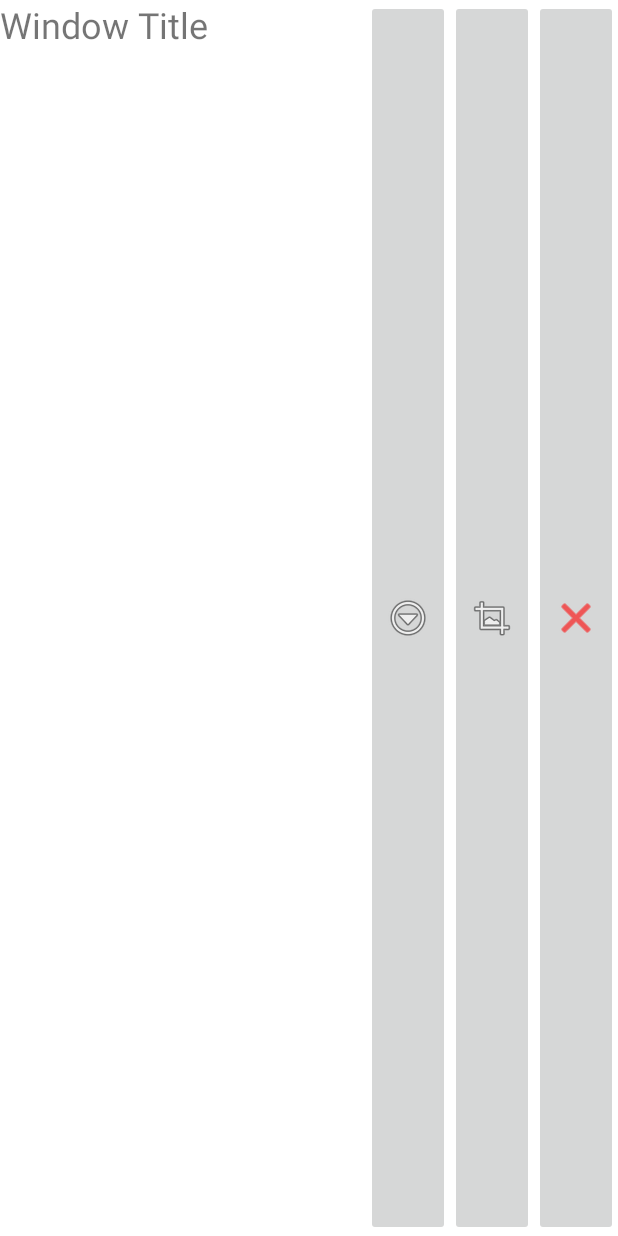
After one commit to mgood7123/Android-VST-Manager, an Android app: the layout titlebar_maximized.xml on its own in the app's theme, with its tools: preview values and no code run, on a phone screen of 412 x 824 dp. The commit adds this screen. Run offline under Robolectric (Android 15) with nearby library versions, the light colour scheme and no system bars.

Commit message:
window now has seperate titlebars for maximized and de-maximized states

```diff
--- a/VstCore/src/main/java/smallville7123/vstmanager/core/Views/WindowView.java
+++ b/VstCore/src/main/java/smallville7123/vstmanager/core/Views/WindowView.java
@@ -175,9 +175,9 @@ public class WindowView extends FrameLayout {
 
         titleBarContent = setupTitleBarContent(root);
         View titleBar = inflate(context, R.layout.titlebar, null);
+        View titleBar_maximized = inflate(context, R.layout.titlebar_maximized, null);
         titleBar.findViewById(R.id.maximize).setOnClickListener(v -> {
             ViewGroup.LayoutParams layoutParams = getLayoutParams();
-            if (!maximized) {
             savedX = getX();
             savedY = getY();
             savedWidth = layoutParams.width;
@@ -193,7 +193,10 @@ public class WindowView extends FrameLayout {
             setLayoutParams(layoutParams);
 
             maximized = true;
-            } else {
+            setTitleBar(titleBar_maximized);
+        });
+        titleBar_maximized.findViewById(R.id.restore).setOnClickListener(v -> {
+            ViewGroup.LayoutParams layoutParams = getLayoutParams();
             setX(savedX);
             setY(savedY);
 
@@ -202,7 +205,7 @@ public class WindowView extends FrameLayout {
             setLayoutParams(layoutParams);
 
             maximized = false;
-            }
+            setTitleBar(titleBar);
         });
         setTitleBar(titleBar);
         setWindowContent(root);
@@ -254,6 +257,9 @@ public class WindowView extends FrameLayout {
 
     private void setTitleBar(View titleBar) {
         titleBar.setBackgroundColor(Color.BLUE);
+        if (titleBarContent.getChildAt(0) != null) {
+            titleBarContent.removeViewAt(0);
+        }
         titleBarContent.addView(titleBar);
     }
 
--- /dev/null
+++ b/VstCore/src/main/res/layout/titlebar_maximized.xml
@@ -0,0 +1,55 @@
+<?xml version="1.0" encoding="utf-8"?>
+<androidx.constraintlayout.widget.ConstraintLayout xmlns:android="http://schemas.android.com/apk/res/android"
+    xmlns:app="http://schemas.android.com/apk/res-auto"
+    xmlns:tools="http://schemas.android.com/tools"
+    android:id="@+id/titleBar"
+    android:layout_width="match_parent"
+    android:layout_height="match_parent">
+
+    <TextView
+        android:id="@+id/textView"
+        android:layout_width="0dp"
+        android:layout_height="0dp"
+        android:text="Window Title"
+        android:textSize="24sp"
+        app:layout_constraintBottom_toBottomOf="parent"
+        app:layout_constraintEnd_toStartOf="@+id/linearLayout"
+        app:layout_constraintStart_toStartOf="parent"
+        app:layout_constraintTop_toTopOf="parent" />
+
+    <LinearLayout
+        android:id="@+id/linearLayout"
+        android:layout_width="wrap_content"
+        android:layout_height="0dp"
+        android:orientation="horizontal"
+        app:layout_constraintBottom_toBottomOf="parent"
+        app:layout_constraintEnd_toEndOf="parent"
+        app:layout_constraintStart_toEndOf="@+id/textView"
+        app:layout_constraintTop_toTopOf="parent">
+
+        <ImageButton
+            android:id="@+id/minimize"
+            android:layout_width="wrap_content"
+            android:layout_height="match_parent"
+            android:layout_weight="1"
+            android:tooltipText="Minimize"
+            app:srcCompat="@android:drawable/ic_menu_more" />
+
+        <ImageButton
+            android:id="@+id/restore"
+            android:layout_width="wrap_content"
+            android:layout_height="match_parent"
+            android:layout_weight="1"
+            android:tooltipText="Restore"
+            app:srcCompat="@android:drawable/ic_menu_crop" />
+
+        <ImageButton
+            android:id="@+id/close"
+            android:layout_width="wrap_content"
+            android:layout_height="match_parent"
+            android:layout_weight="1"
+            android:tint="#FF0000"
+            android:tooltipText="Close"
+            app:srcCompat="@android:drawable/ic_menu_close_clear_cancel" />
+    </LinearLayout>
+</androidx.constraintlayout.widget.ConstraintLayout>
```
Lines whose indentation alone changed are shown as unchanged.
